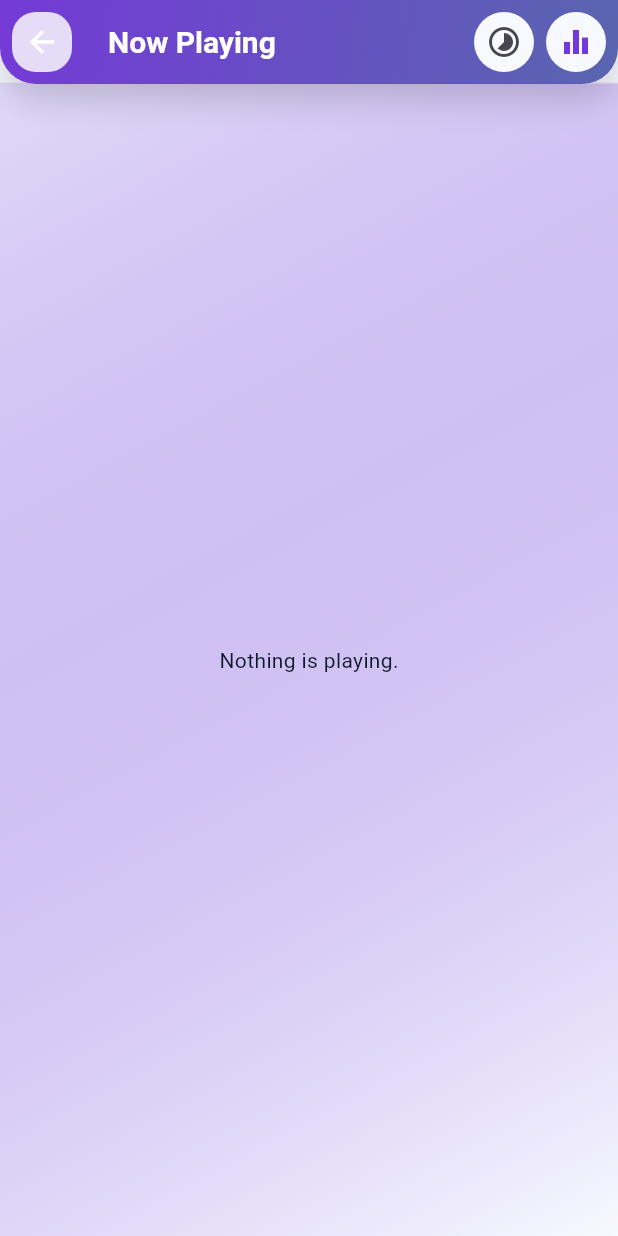
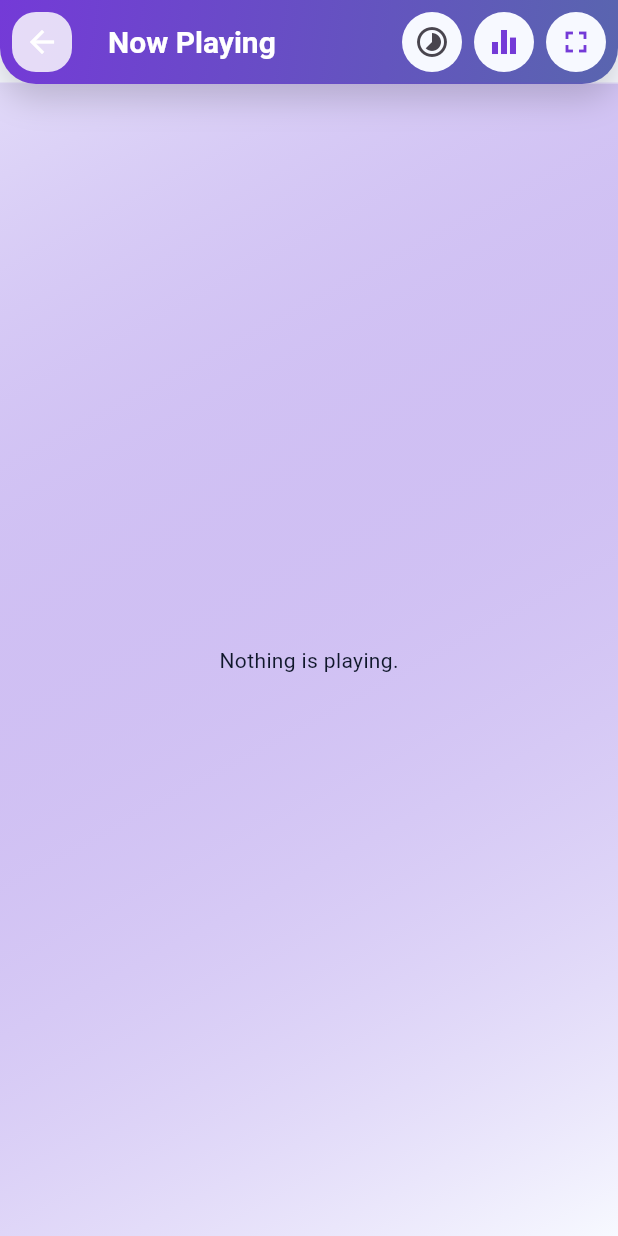
Before and after one commit to MbahLesky/Zivybb-Music-Player, a Flutter app: the NowPlayingScreen screen opened directly, on a phone screen of 412 x 824 dp. Run offline on Flutter 3.47's test engine with Material 3 defaults, Android fonts, the phone set to English and light mode, and no system bars; our stand-ins replace audio_service, drift, drift_flutter, flutter_riverpod, image_picker, just_audio and 3 more; missing offline and left inert: on_audio_query_pluse, ringtone_set_plus; accounts and stored records are empty; generated files the repository leaves out were written again.

Commit message:
Compress Now Playing to two control rows for a minimal layout
- Artwork/visualizer stays the centerpiece; title and artist sit under it
  with single-line ellipsis so long names can't push controls around.
- Shuffle and repeat join previous/play/next in one evenly spread
  transport row, with the gradient play button as the only large control.
- The five-icon supporting row shrinks to like / save / mood / more;
  share and playback speed move into the More sheet, and the full-screen
  visualizer button moves up to the app bar.
- Time labels drop to bodySmall and formatting is applied to the newer
  theme/visualizer files.

Co-Authored-By: Claude Fable 5 <noreply@anthropic.com>
Claude-Session: https://claude.ai/code/session_01KjDcRzSiaVKotQyeTjKCy8

```diff
--- a/lib/core/services/audio_handler.dart
+++ b/lib/core/services/audio_handler.dart
@@ -2,7 +2,8 @@ import 'package:audio_service/audio_service.dart';
 import 'package:flutter_riverpod/flutter_riverpod.dart';
 
 import '../../data/models/song.dart';
-import '../../features/playback/application/playback_controller.dart' as playback;
+import '../../features/playback/application/playback_controller.dart'
+    as playback;
 
 /// Bridges [playback.PlaybackController] to `audio_service` so playback
 /// keeps running in the background/lock screen with a system media
@@ -13,7 +14,8 @@ import '../../features/playback/application/playback_controller.dart' as playbac
 /// [playbackState]) and routes system-initiated commands (notification
 /// taps, lock-screen buttons, headset buttons) straight back into the same
 /// controller the in-app UI drives, so the two surfaces never disagree.
-class ZivybbAudioHandler extends BaseAudioHandler with QueueHandler, SeekHandler {
+class ZivybbAudioHandler extends BaseAudioHandler
+    with QueueHandler, SeekHandler {
   ZivybbAudioHandler(this._ref) {
     _ref.listen<playback.PlaybackState>(
       playback.playbackControllerProvider,
--- a/lib/core/services/audio_player_service.dart
+++ b/lib/core/services/audio_player_service.dart
@@ -84,7 +84,8 @@ class AudioPlayerService {
   final _durationController = StreamController<Duration?>.broadcast();
   final _playingController = StreamController<bool>.broadcast();
   final _currentIndexController = StreamController<int?>.broadcast();
-  final _processingStateController = StreamController<ProcessingState>.broadcast();
+  final _processingStateController =
+      StreamController<ProcessingState>.broadcast();
   final _errorIndexController = StreamController<int>.broadcast();
 
   StreamSubscription<Duration>? _fwdPosition;
@@ -115,7 +116,9 @@ class AudioPlayerService {
     if (gains != null) {
       unawaited(_applyBandGainsTo(equalizer, gains));
     }
-    return AudioPlayer(audioPipeline: AudioPipeline(androidAudioEffects: [equalizer]));
+    return AudioPlayer(
+      audioPipeline: AudioPipeline(androidAudioEffects: [equalizer]),
+    );
   }
 
   void _onGaplessError(PlayerException error) {
@@ -144,8 +147,12 @@ class AudioPlayerService {
 
   void _bindGaplessForwarding() {
     _cancelForwarding();
-    _fwdPosition = _gaplessPlayer.positionStream.listen(_positionController.add);
-    _fwdDuration = _gaplessPlayer.durationStream.listen(_durationController.add);
+    _fwdPosition = _gaplessPlayer.positionStream.listen(
+      _positionController.add,
+    );
+    _fwdDuration = _gaplessPlayer.durationStream.listen(
+      _durationController.add,
+    );
     _fwdPlaying = _gaplessPlayer.playingStream.listen(_playingController.add);
     _fwdCurrentIndex = _gaplessPlayer.currentIndexStream.listen(
       _currentIndexController.add,
@@ -371,7 +378,9 @@ class AudioPlayerService {
     _standbyIndex = null;
     await _fadeB!.pause();
     await _fadeB!.setVolume(1);
-    await _fadeA!.setAudioSource(AudioSource.uri(Uri.file(_queue[index].filePath)));
+    await _fadeA!.setAudioSource(
+      AudioSource.uri(Uri.file(_queue[index].filePath)),
+    );
     await _fadeA!.seek(position);
     await _fadeA!.setVolume(1);
     _bindCrossfadeActiveForwarding();
@@ -432,9 +441,7 @@ class AudioPlayerService {
 
     final rampMs = _crossfadeDuration.inMilliseconds;
     final stopwatch = Stopwatch()..start();
-    _fadeRampTimer = Timer.periodic(const Duration(milliseconds: 100), (
-      timer,
-    ) {
+    _fadeRampTimer = Timer.periodic(const Duration(milliseconds: 100), (timer) {
       final t = (stopwatch.elapsedMilliseconds / rampMs).clamp(0.0, 1.0);
       active.setVolume(1 - t);
       standby.setVolume(t);
@@ -513,7 +520,8 @@ class AudioPlayerService {
     _lastEqualizerBandGains = bandGains;
     if (bandGains.isEmpty) return;
     await Future.wait([
-      for (final equalizer in _equalizers) _applyBandGainsTo(equalizer, bandGains),
+      for (final equalizer in _equalizers)
+        _applyBandGainsTo(equalizer, bandGains),
     ]);
   }
 
@@ -539,7 +547,9 @@ class AudioPlayerService {
 
   Future<void> disableEqualizer() async {
     _lastEqualizerBandGains = null;
-    await Future.wait([for (final equalizer in _equalizers) equalizer.setEnabled(false)]);
+    await Future.wait([
+      for (final equalizer in _equalizers) equalizer.setEnabled(false),
+    ]);
   }
 
   Future<void> dispose() async {
--- a/lib/data/repositories/playlist_repository.dart
+++ b/lib/data/repositories/playlist_repository.dart
@@ -84,7 +84,8 @@ class PlaylistRepository {
     // Clear out any previous cover for this playlist first — the extension
     // may differ from the new one, so a plain overwrite wouldn't remove it.
     await for (final entity in coversDir.list()) {
-      if (entity is File && p.basenameWithoutExtension(entity.path) == playlistId) {
+      if (entity is File &&
+          p.basenameWithoutExtension(entity.path) == playlistId) {
         await entity.delete();
       }
     }
--- a/lib/features/library/presentation/folder_songs_screen.dart
+++ b/lib/features/library/presentation/folder_songs_screen.dart
@@ -48,7 +48,10 @@ class _FolderSongsScreenState extends State<FolderSongsScreen> {
         actions: [
           Container(
             margin: const EdgeInsets.symmetric(horizontal: 4),
-            decoration: BoxDecoration(color: scheme.surface, shape: BoxShape.circle),
+            decoration: BoxDecoration(
+              color: scheme.surface,
+              shape: BoxShape.circle,
+            ),
             child: PopupMenuButton<_DurationFilter>(
               icon: Icon(Icons.filter_list, color: scheme.primary),
               tooltip: 'Filter by duration',
--- a/lib/features/library/presentation/library_screen.dart
+++ b/lib/features/library/presentation/library_screen.dart
@@ -122,7 +122,8 @@ class _LibraryScreenState extends ConsumerState<LibraryScreen> {
                           ),
                         ),
                         labelColor: theme.colorScheme.onPrimaryContainer,
-                        unselectedLabelColor: theme.colorScheme.onSurfaceVariant,
+                        unselectedLabelColor:
+                            theme.colorScheme.onSurfaceVariant,
                         labelStyle: theme.textTheme.labelLarge?.copyWith(
                           fontWeight: FontWeight.w700,
                         ),
--- a/lib/features/playback/presentation/now_playing_more_sheet.dart
+++ b/lib/features/playback/presentation/now_playing_more_sheet.dart
@@ -1,7 +1,14 @@
 import 'package:flutter/material.dart';
 
 /// The action the user picked from [NowPlayingMoreSheet].
-enum NowPlayingMoreAction { editTags, setRingtone, removeFromPlaylist, delete }
+enum NowPlayingMoreAction {
+  share,
+  playbackSpeed,
+  editTags,
+  setRingtone,
+  removeFromPlaylist,
+  delete,
+}
 
 /// "More" options for the currently playing song, reached from the Now
 /// Playing screen's bottom control row.
@@ -34,6 +41,17 @@ class NowPlayingMoreSheet extends StatelessWidget {
         mainAxisSize: MainAxisSize.min,
         children: [
           ListTile(
+            leading: const Icon(Icons.share_outlined),
+            title: const Text('Share'),
+            onTap: () => Navigator.of(context).pop(NowPlayingMoreAction.share),
+          ),
+          ListTile(
+            leading: const Icon(Icons.speed),
+            title: const Text('Playback speed'),
+            onTap: () =>
+                Navigator.of(context).pop(NowPlayingMoreAction.playbackSpeed),
+          ),
+          ListTile(
             leading: const Icon(Icons.edit_outlined),
             title: const Text('Edit tags'),
             onTap: () =>
@@ -55,7 +73,10 @@ class NowPlayingMoreSheet extends StatelessWidget {
             ),
           ListTile(
             leading: Icon(Icons.delete_outline, color: scheme.error),
-            title: Text('Delete from library', style: TextStyle(color: scheme.error)),
+            title: Text(
+              'Delete from library',
+              style: TextStyle(color: scheme.error),
+            ),
             onTap: () => Navigator.of(context).pop(NowPlayingMoreAction.delete),
           ),
         ],
--- a/lib/features/playback/presentation/now_playing_screen.dart
+++ b/lib/features/playback/presentation/now_playing_screen.dart
@@ -35,6 +35,12 @@ import 'now_playing_more_sheet.dart';
 const _speedOptions = [0.5, 0.75, 1.0, 1.25, 1.5, 2.0];
 
 /// Full playback experience for the current track.
+///
+/// Laid out minimally: artwork/visualizer as the centerpiece, track info
+/// beneath it, then one full transport row (shuffle/previous/play/next/
+/// repeat) and one short utility row (like/save/mood/more). Everything
+/// else — share, speed, edit tags, ringtone, remove, delete — lives in the
+/// "more" sheet, and the full-screen visualizer sits in the app bar.
 class NowPlayingScreen extends ConsumerWidget {
   const NowPlayingScreen({super.key});
 
@@ -49,6 +55,7 @@ class NowPlayingScreen extends ConsumerWidget {
     final liveSong = song == null
         ? null
         : ref.watch(songStreamProvider(song.id)).value ?? song;
+    final isLiked = liveSong?.isLiked ?? song?.isLiked ?? false;
 
     return Scaffold(
       appBar: GradientAppBar(
@@ -73,6 +80,18 @@ class NowPlayingScreen extends ConsumerWidget {
               context,
             ).push(MaterialPageRoute(builder: (_) => const EqualizerScreen())),
           ),
+          AppBarIconAction(
+            icon: const Icon(Icons.fullscreen),
+            tooltip: 'Full-screen visualizer',
+            onPressed: () => Navigator.of(context).push(
+              MaterialPageRoute(
+                settings: const RouteSettings(
+                  name: AppRoutes.fullScreenVisualizer,
+                ),
+                builder: (_) => const FullScreenVisualizerScreen(),
+              ),
+            ),
+          ),
           const SizedBox(width: 4),
         ],
       ),
@@ -86,23 +105,6 @@ class NowPlayingScreen extends ConsumerWidget {
                 padding: const EdgeInsets.all(24),
                 child: Column(
                   children: [
-                    Text(
-                      song.title,
-                      style: Theme.of(context).textTheme.headlineSmall,
-                      textAlign: TextAlign.center,
-                    ),
-                    const SizedBox(height: 8),
-                    Text(
-                      '${song.artist} — ${song.album}',
-                      style: Theme.of(context).textTheme.bodyMedium,
-                      textAlign: TextAlign.center,
-                    ),
-                    if (liveSong?.moodTagId != null) ...[
-                      const SizedBox(height: 8),
-                      _MoodTagLabel(moodTagId: liveSong!.moodTagId!),
-                    ],
-                    const _CrossfadeIndicator(),
-                    const SizedBox(height: 16),
                     if (settings.showAlbumArtInNowPlaying) ...[
                       ClipRRect(
                         borderRadius: BorderRadius.circular(20),
@@ -115,11 +117,15 @@ class NowPlayingScreen extends ConsumerWidget {
                           nullArtworkWidget: Container(
                             width: 200,
                             height: 200,
-                            color: Theme.of(context).colorScheme.surfaceContainerHighest,
+                            color: Theme.of(
+                              context,
+                            ).colorScheme.surfaceContainerHighest,
                             child: Icon(
                               Icons.music_note,
                               size: 64,
-                              color: Theme.of(context).colorScheme.onSurfaceVariant,
+                              color: Theme.of(
+                                context,
+                              ).colorScheme.onSurfaceVariant,
                             ),
                           ),
                         ),
@@ -130,58 +136,26 @@ class NowPlayingScreen extends ConsumerWidget {
                       WaveVisualizer(color: ref.watch(visualizerColorProvider)),
                       const SizedBox(height: 16),
                     ],
-                    // Supporting actions: smaller than the main transport,
-                    // sits between the artwork/visualizer and the seek bar.
-                    Row(
-                      mainAxisAlignment: MainAxisAlignment.center,
-                      children: [
-                        IconButton(
-                          icon: Icon(
-                            (liveSong?.isLiked ?? song.isLiked)
-                                ? Icons.favorite
-                                : Icons.favorite_border,
+                    Text(
+                      song.title,
+                      style: Theme.of(context).textTheme.headlineSmall,
+                      textAlign: TextAlign.center,
+                      maxLines: 1,
+                      overflow: TextOverflow.ellipsis,
                     ),
-                          tooltip: (liveSong?.isLiked ?? song.isLiked)
-                              ? 'Unlike'
-                              : 'Like',
-                          onPressed: () => ref
-                              .read(songRepositoryProvider)
-                              .setLiked(
-                                song.id,
-                                !(liveSong?.isLiked ?? song.isLiked),
+                    const SizedBox(height: 4),
+                    Text(
+                      '${song.artist} — ${song.album}',
+                      style: Theme.of(context).textTheme.bodyMedium,
+                      textAlign: TextAlign.center,
+                      maxLines: 1,
+                      overflow: TextOverflow.ellipsis,
                     ),
-                        ),
-                        IconButton(
-                          icon: const Icon(Icons.playlist_add),
-                          tooltip: 'Save to playlist',
-                          onPressed: () =>
-                              SaveToPlaylistSheet.show(context, song),
-                        ),
-                        IconButton(
-                          icon: const Icon(Icons.share_outlined),
-                          tooltip: 'Share',
-                          onPressed: () => SharePlus.instance.share(
-                            ShareParams(
-                              text: 'Listening to "${song.title}" by ${song.artist}',
-                            ),
-                          ),
-                        ),
-                        IconButton(
-                          icon: const Icon(Icons.speed),
-                          tooltip: 'Playback speed (${playback.speed}x)',
-                          onPressed: () => _showSpeedPicker(
-                            context,
-                            ref,
-                            playback.speed,
-                          ),
-                        ),
-                        IconButton(
-                          icon: const Icon(Icons.mood),
-                          tooltip: 'Tag mood',
-                          onPressed: () => MoodTaggingSheet.show(context, song),
-                        ),
+                    if (liveSong?.moodTagId != null) ...[
+                      const SizedBox(height: 8),
+                      _MoodTagLabel(moodTagId: liveSong!.moodTagId!),
                     ],
-                    ),
+                    const _CrossfadeIndicator(),
                     const SizedBox(height: 8),
                     Slider(
                       min: 0,
@@ -195,55 +169,30 @@ class NowPlayingScreen extends ConsumerWidget {
                           .read(playbackControllerProvider.notifier)
                           .seek(Duration(milliseconds: value.round())),
                     ),
-                    Row(
+                    Padding(
+                      padding: const EdgeInsets.symmetric(horizontal: 8),
+                      child: Row(
                         mainAxisAlignment: MainAxisAlignment.spaceBetween,
                         children: [
-                        Text(_format(playback.position)),
-                        Text(_format(playback.duration)),
-                      ],
+                          Text(
+                            _format(playback.position),
+                            style: Theme.of(context).textTheme.bodySmall,
                           ),
-                    const SizedBox(height: 16),
-                    // Main transport: previous / play-pause / next only.
-                    Row(
-                      mainAxisAlignment: MainAxisAlignment.center,
-                      children: [
-                        IconButton(
-                          iconSize: 40,
-                          icon: const Icon(Icons.skip_previous),
-                          tooltip: 'Previous',
-                          onPressed: () => ref
-                              .read(playbackControllerProvider.notifier)
-                              .previous(),
-                        ),
-                        Padding(
-                          padding: const EdgeInsets.symmetric(horizontal: 12),
-                          child: GradientFab(
-                            size: 72,
-                            icon: playback.isPlaying
-                                ? Icons.pause
-                                : Icons.play_arrow,
-                            tooltip: playback.isPlaying ? 'Pause' : 'Play',
-                            onPressed: () => ref
-                                .read(playbackControllerProvider.notifier)
-                                .togglePlayPause(),
-                          ),
-                        ),
-                        IconButton(
-                          iconSize: 40,
-                          icon: const Icon(Icons.skip_next),
-                          tooltip: 'Next',
-                          onPressed: () => ref
-                              .read(playbackControllerProvider.notifier)
-                              .next(),
+                          Text(
+                            _format(playback.duration),
+                            style: Theme.of(context).textTheme.bodySmall,
                           ),
                         ],
                       ),
-                    const SizedBox(height: 16),
-                    // Secondary controls: shuffle, repeat, more, full screen.
+                    ),
+                    const SizedBox(height: 8),
+                    // Full transport in one row, the play button as the
+                    // single large control.
                     Row(
                       mainAxisAlignment: MainAxisAlignment.spaceEvenly,
                       children: [
                         IconButton(
+                          iconSize: 28,
                           icon: Icon(
                             playback.shuffleEnabled
                                 ? Icons.shuffle_on_outlined
@@ -260,6 +209,33 @@ class NowPlayingScreen extends ConsumerWidget {
                               .toggleShuffle(),
                         ),
                         IconButton(
+                          iconSize: 36,
+                          icon: const Icon(Icons.skip_previous),
+                          tooltip: 'Previous',
+                          onPressed: () => ref
+                              .read(playbackControllerProvider.notifier)
+                              .previous(),
+                        ),
+                        GradientFab(
+                          size: 72,
+                          icon: playback.isPlaying
+                              ? Icons.pause
+                              : Icons.play_arrow,
+                          tooltip: playback.isPlaying ? 'Pause' : 'Play',
+                          onPressed: () => ref
+                              .read(playbackControllerProvider.notifier)
+                              .togglePlayPause(),
+                        ),
+                        IconButton(
+                          iconSize: 36,
+                          icon: const Icon(Icons.skip_next),
+                          tooltip: 'Next',
+                          onPressed: () => ref
+                              .read(playbackControllerProvider.notifier)
+                              .next(),
+                        ),
+                        IconButton(
+                          iconSize: 28,
                           icon: Icon(
                             playback.repeatMode == RepeatMode.one
                                 ? Icons.repeat_one
@@ -277,6 +253,33 @@ class NowPlayingScreen extends ConsumerWidget {
                               .read(playbackControllerProvider.notifier)
                               .cycleRepeatMode(),
                         ),
+                      ],
+                    ),
+                    const SizedBox(height: 8),
+                    // Short utility row; everything else is in the sheet.
+                    Row(
+                      mainAxisAlignment: MainAxisAlignment.center,
+                      children: [
+                        IconButton(
+                          icon: Icon(
+                            isLiked ? Icons.favorite : Icons.favorite_border,
+                          ),
+                          tooltip: isLiked ? 'Unlike' : 'Like',
+                          onPressed: () => ref
+                              .read(songRepositoryProvider)
+                              .setLiked(song.id, !isLiked),
+                        ),
+                        IconButton(
+                          icon: const Icon(Icons.playlist_add),
+                          tooltip: 'Save to playlist',
+                          onPressed: () =>
+                              SaveToPlaylistSheet.show(context, song),
+                        ),
+                        IconButton(
+                          icon: const Icon(Icons.mood),
+                          tooltip: 'Tag mood',
+                          onPressed: () => MoodTaggingSheet.show(context, song),
+                        ),
                         IconButton(
                           icon: const Icon(Icons.more_horiz),
                           tooltip: 'More',
@@ -285,18 +288,6 @@ class NowPlayingScreen extends ConsumerWidget {
                             ref,
                             song,
                             playback.sourcePlaylistId,
-                          ),
-                        ),
-                        IconButton(
-                          icon: const Icon(Icons.fullscreen),
-                          tooltip: 'Full-screen visualizer',
-                          onPressed: () => Navigator.of(context).push(
-                            MaterialPageRoute(
-                              settings: const RouteSettings(
-                                name: AppRoutes.fullScreenVisualizer,
-                              ),
-                              builder: (_) => const FullScreenVisualizerScreen(),
-                            ),
                           ),
                         ),
                       ],
@@ -349,10 +340,20 @@ class NowPlayingScreen extends ConsumerWidget {
     if (!context.mounted || action == null) return;
 
     switch (action) {
+      case NowPlayingMoreAction.share:
+        await SharePlus.instance.share(
+          ShareParams(text: 'Listening to "${song.title}" by ${song.artist}'),
+        );
+      case NowPlayingMoreAction.playbackSpeed:
+        _showSpeedPicker(
+          context,
+          ref,
+          ref.read(playbackControllerProvider).speed,
+        );
       case NowPlayingMoreAction.editTags:
-        await Navigator.of(context).push(
-          MaterialPageRoute(builder: (_) => TagEditorScreen(song: song)),
-        );
+        await Navigator.of(
+          context,
+        ).push(MaterialPageRoute(builder: (_) => TagEditorScreen(song: song)));
       case NowPlayingMoreAction.setRingtone:
         await _setAsRingtone(context, song);
       case NowPlayingMoreAction.removeFromPlaylist:
@@ -402,13 +403,13 @@ class NowPlayingScreen extends ConsumerWidget {
       );
       messenger.showSnackBar(
         SnackBar(
-          content: Text(
-            success ? 'Set as ringtone' : 'Could not set ringtone',
-          ),
+          content: Text(success ? 'Set as ringtone' : 'Could not set ringtone'),
         ),
       );
     } catch (e) {
-      messenger.showSnackBar(SnackBar(content: Text('Could not set ringtone: $e')));
+      messenger.showSnackBar(
+        SnackBar(content: Text('Could not set ringtone: $e')),
+      );
     }
   }
 
--- a/lib/features/playlists/presentation/save_to_playlist_sheet.dart
+++ b/lib/features/playlists/presentation/save_to_playlist_sheet.dart
@@ -89,9 +89,9 @@ class SaveToPlaylistSheet extends ConsumerWidget {
     await ref.read(playlistRepositoryProvider).addSong(playlistId, song.id);
     if (!context.mounted) return;
     Navigator.of(context).pop();
-    ScaffoldMessenger.of(context).showSnackBar(
-      const SnackBar(content: Text('Added to playlist')),
-    );
+    ScaffoldMessenger.of(
+      context,
+    ).showSnackBar(const SnackBar(content: Text('Added to playlist')));
   }
 
   Future<void> _createAndSave(BuildContext context, WidgetRef ref) async {
```
Also changed, not shown: lib/features/playlists/presentation/playlist_detail_screen.dart (+6 -4 lines), lib/features/playlists/presentation/playlist_list_screen.dart (+6 -13 lines), lib/features/settings/presentation/settings_screen.dart (+57 -30 lines), lib/features/settings/presentation/theme_customization_screen.dart (+8 -4 lines), lib/features/visualizer/presentation/fullscreen_visualizer_screen.dart (+6 -2 lines), lib/shared/widgets/mini_player.dart (+9 -3 lines), 1 other file. Lines whose indentation alone changed are shown as unchanged.
